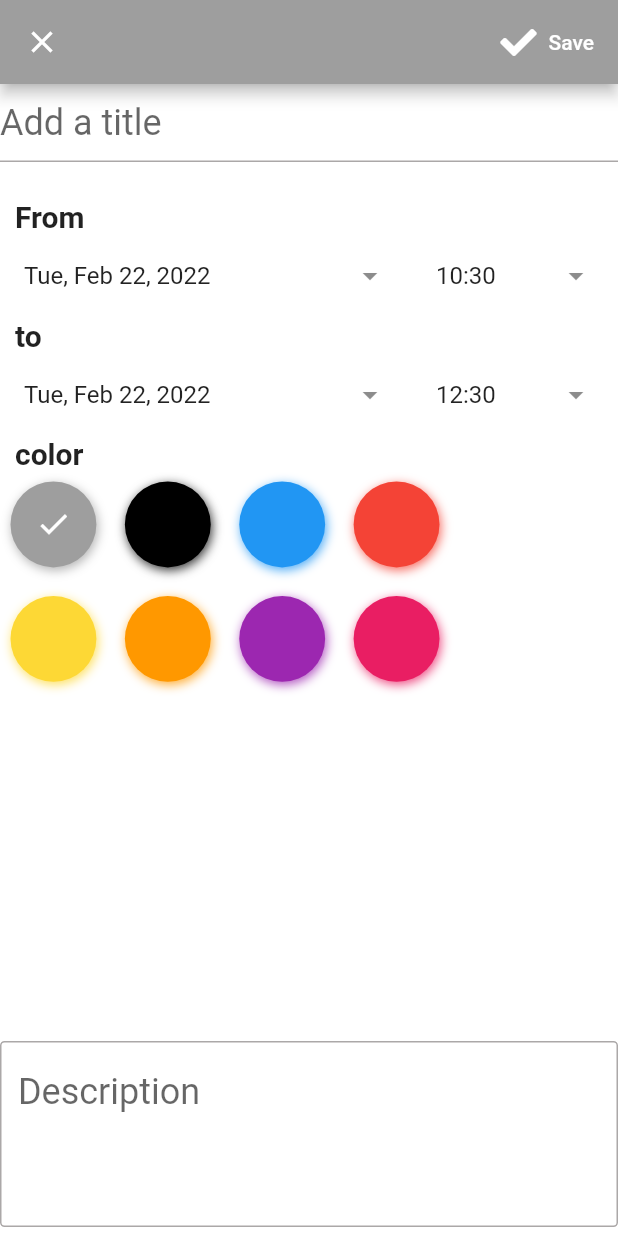
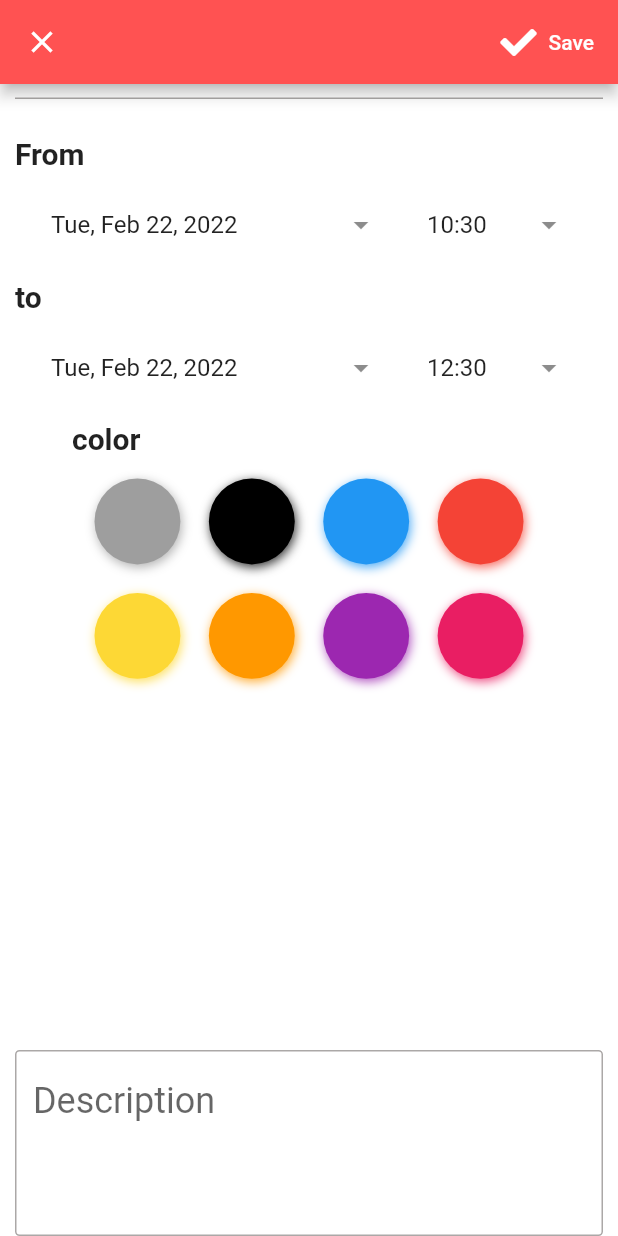
Before and after one commit to sksbkt/world-time-flutter, a Flutter app: the EventEditingPage screen opened by its route, on a phone screen of 412 x 824 dp. Run offline on Flutter 3.47's test engine with Material 2 defaults, Android fonts, the phone set to English and light mode, and no system bars; drawn by our look-alikes of flutter_colorpicker; our stand-ins replace firebase_auth, firebase_core, flutter_html, flutter_spinkit, flutter_typeahead, font_awesome_flutter and 5 more; missing offline and left inert: dart:ffi, syncfusion_flutter_core; accounts and stored records are empty.

Commit message:
TODO: event_editing_page.dart event_viewing_page.dart are being worked on and some code clean up

```diff
--- a/lib/main.dart
+++ b/lib/main.dart
@@ -42,9 +42,9 @@ class timeApp extends StatelessWidget {
         final themeProvider = Provider.of<ThemeProvider>(context);
 
         return MaterialApp(
-          initialRoute: '/',
+          initialRoute: '/calendar',
           routes: {
-            '/': (context) => Loading(),
+            // '/': (context) => Loading(),
             '/home': (context) => Home(),
             '/location': (context) => ChooseLocation(),
             '/account': (context) => account(),
--- a/lib/pages/event_editing_page.dart
+++ b/lib/pages/event_editing_page.dart
@@ -8,6 +8,8 @@ import 'package:provider/provider.dart';
 import 'package:world_time/services/EventProvider.dart';
 import 'package:world_time/utilities/Utils.dart';
 import 'package:world_time/utilities/Event.dart';
+
+import '../widgets/Modules/UI/UiHelper.dart';
 
 class EventEditingPage extends StatefulWidget {
   final Event? event;
@@ -34,7 +36,7 @@ class _EventEditingPageState extends State<EventEditingPage> {
     if (widget.event == null) {
       fromDate = DateTime.now();
       toDate = DateTime.now().add(Duration(hours: 2));
-      color = Colors.grey;
+      color = Colors.redAccent;
     } else {
       final event = widget.event!;
       titleController.text = event.title;
@@ -65,6 +67,8 @@ class _EventEditingPageState extends State<EventEditingPage> {
       ),
       body: SingleChildScrollView(
         reverse: true,
+        child: Padding(
+          padding: const EdgeInsets.symmetric(horizontal: 10),
           child: Form(
             key: _formKey,
             child: Column(
@@ -85,6 +89,7 @@ class _EventEditingPageState extends State<EventEditingPage> {
                     padding: EdgeInsets.only(
                         bottom: MediaQuery.of(context).viewInsets.bottom)),
               ],
+            ),
           ),
         ),
       ),
@@ -148,7 +153,7 @@ class _EventEditingPageState extends State<EventEditingPage> {
     required VoidCallback OnTapStarting,
     required VoidCallback OntapEnding,
   }) =>
-      buildHeader(
+      HeaderBuilder(
           header: header,
           headerStyle: headerStyle,
           child: Row(
@@ -185,24 +190,6 @@ class _EventEditingPageState extends State<EventEditingPage> {
         title: Text(text),
         trailing: Icon(Icons.arrow_drop_down),
         onTap: onClicked,
-      );
-
-  Widget buildHeader(
-          {required String header,
-          required Widget child,
-          TextStyle? headerStyle}) =>
-      Column(
-        crossAxisAlignment: CrossAxisAlignment.start,
-        children: [
-          Padding(
-            padding: const EdgeInsets.symmetric(horizontal: 10),
-            child: Text(
-              header,
-              style: headerStyle,
-            ),
-          ),
-          child
-        ],
       );
 
   Future pickerDateTime(
@@ -280,34 +267,33 @@ class _EventEditingPageState extends State<EventEditingPage> {
     }
   }
 
-  Widget colorPick({required String header}) => buildHeader(
+  Widget colorPick({required String header}) => HeaderBuilder(
       header: header,
       headerStyle: headerStyle,
-      child: Row(children: [
-        BlockPicker(
+      child: BlockPicker(
           layoutBuilder: (context, colors, child) {
             Orientation orientation = MediaQuery.of(context).orientation;
             int _portraitCrossAxisCount = 8;
             int _landscapeCrossAxisCount = 8;
             return SizedBox(
-                width: 300,
-                height: orientation == Orientation.portrait ? 50 : 40,
+              width: double.infinity,
+              height: orientation == Orientation.portrait ? 80 : 60,
               child: GridView.count(
                 padding: EdgeInsets.all(20),
                 crossAxisCount: orientation == Orientation.portrait
                     ? _portraitCrossAxisCount
                     : _landscapeCrossAxisCount,
-                  crossAxisSpacing: 5,
-                  mainAxisSpacing: 5,
+                crossAxisSpacing: 3,
+                mainAxisSpacing: 3,
                 children: [for (Color color in colors) child(color)],
               ),
             );
           },
           itemBuilder: (color, isCurrentColor, changeColor) => InkWell(
                 child: Container(
-                    width: 5,
-                    height: 5,
+                  decoration: BoxDecoration(
                       color: color,
+                      borderRadius: BorderRadius.all(Radius.circular(4))),
                 ),
                 onTap: changeColor,
               ),
@@ -317,8 +303,7 @@ class _EventEditingPageState extends State<EventEditingPage> {
             setState(() {});
             print(output.value);
             color = output;
-            }),
-      ]));
+          }));
 
   Widget buildDescription() => TextFormField(
         maxLines: 4,
--- a/lib/utilities/Themes.dart
+++ b/lib/utilities/Themes.dart
@@ -5,11 +5,15 @@ class MyThemes {
       scaffoldBackgroundColor: Colors.grey.shade900,
       colorScheme: ColorScheme.dark());
   static final lightTheme = ThemeData(
-    scaffoldBackgroundColor: Colors.white,
-    // colorScheme: ColorScheme.light(),
-    colorSchemeSeed: Colors.redAccent,
-    // appBarTheme: AppBarTheme(backgroundColor: Colors.red.shade700)
-  );
+      scaffoldBackgroundColor: Colors.white,
+      // colorScheme: ColorScheme.light(),
+      colorScheme:
+          ColorScheme.fromSeed(seedColor: Colors.red, onError: Colors.red),
+      inputDecorationTheme: InputDecorationTheme(
+          focusedBorder:
+              OutlineInputBorder(borderSide: BorderSide(color: Colors.purple)))
+      // appBarTheme: AppBarTheme(backgroundColor: Colors.red.shade700)
+      );
 }
 
 class ThemeProvider extends ChangeNotifier {
--- /dev/null
+++ b/lib/widgets/Modules/UI/UiHelper.dart
@@ -0,0 +1,57 @@
+import 'dart:ffi';
+
+import 'package:flutter/material.dart';
+
+class HeaderBuilder extends StatelessWidget {
+  const HeaderBuilder({
+    Key? key,
+    required this.header,
+    this.headerStyle,
+    this.inline,
+    required this.child,
+  }) : super(key: key);
+
+  final String header;
+  final Widget child;
+  final TextStyle? headerStyle;
+  final bool? inline;
+
+  @override
+  Widget build(BuildContext context) {
+    late TextStyle? inPutStyle;
+    if (headerStyle == null) {
+      inPutStyle = TextStyle(fontSize: 22, fontWeight: FontWeight.bold);
+    } else {
+      inPutStyle = headerStyle;
+    }
+    print(inline);
+    if (inline == null || inline == false) {
+      return Column(
+        crossAxisAlignment: CrossAxisAlignment.start,
+        children: [
+          Text(
+            header,
+            style: inPutStyle,
+          ),
+          Padding(
+            padding: const EdgeInsets.all(8.0),
+            child: child,
+          )
+        ],
+      );
+    }
+    return Row(
+      mainAxisAlignment: MainAxisAlignment.spaceBetween,
+      children: [
+        Text(
+          header,
+          style: inPutStyle,
+        ),
+        Padding(
+          padding: const EdgeInsets.all(8.0),
+          child: child,
+        )
+      ],
+    );
+  }
+}
```
Also changed, not shown: lib/pages/event_viewing_page.dart (+41 -25 lines). Lines whose indentation alone changed are shown as unchanged.
